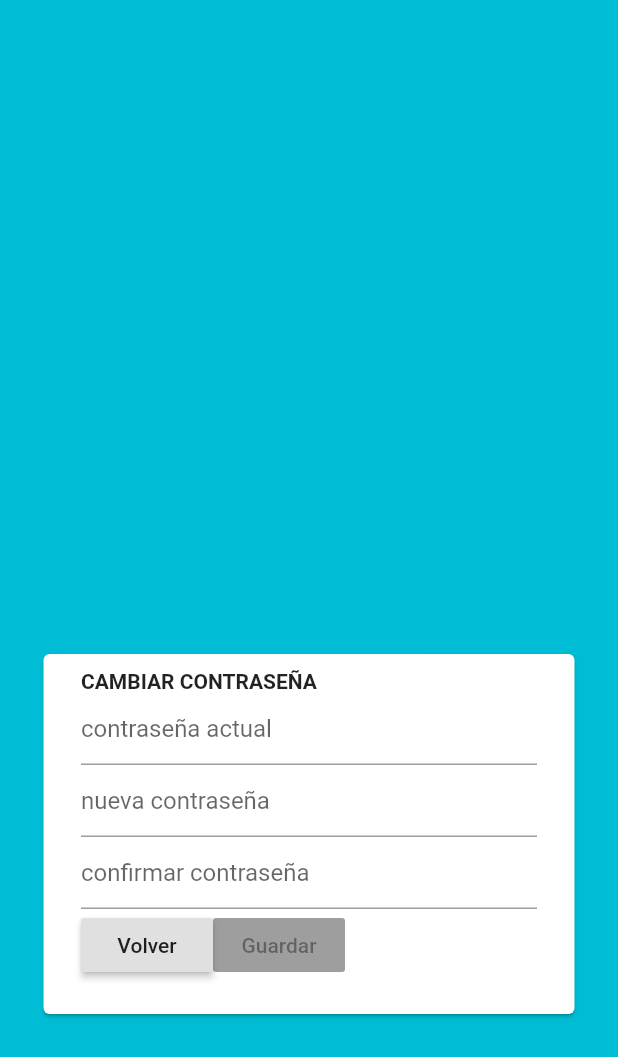
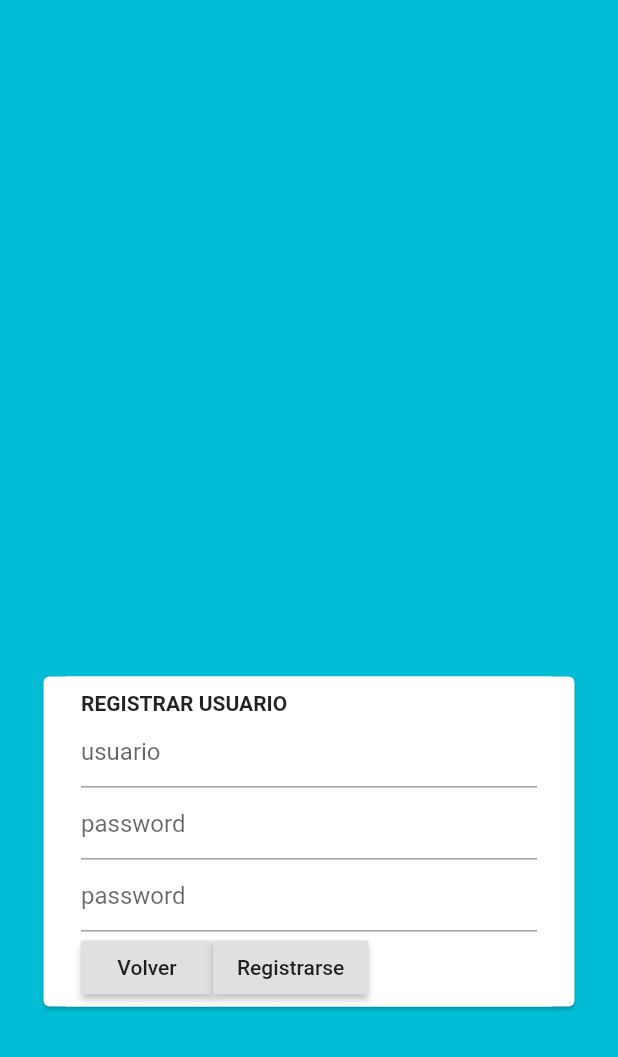
Before and after one commit to pablogarzon/flutter_login, a Flutter app: the screen it shows after launch, after a tap on "Registrarse", on a phone screen of 412 x 824 dp. Shown: the top 1057 px of the screen. Run offline on Flutter 3.47's test engine with Material 2 defaults, Android fonts, the phone set to English and light mode, and no system bars.

Commit message:
all account pages

```diff
--- a/lib/main.dart
+++ b/lib/main.dart
@@ -1,7 +1,9 @@
 import 'package:flutter/material.dart';
 import 'package:flutter_login/screens/account/login.dart';
+import 'package:flutter_login/screens/account/changePassword.dart';
+import 'package:flutter_login/screens/account/accountRecovery.dart';
+import 'package:flutter_login/screens/account/signup.dart';
 import 'package:flutter_login/screens/settings.dart';
-import 'package:flutter_login/screens/account/changePassword.dart';
 
 void main() => runApp(new MainPage());
 
@@ -59,8 +61,10 @@ class _MainPageState extends State<MainPage> {
         primarySwatch: Colors.blue,
       ),
       routes: <String, WidgetBuilder>{
+        '/accountRecovery': (BuildContext context) => new accountRecovery(),
+        '/changePassword': (BuildContext context) => new changePassword(),
         '/login': (BuildContext context) => new login(),
-        '/changePassword': (BuildContext context) => new changePassword(),
+        '/signup': (BuildContext context) => new signup(),
         '/settings': (BuildContext context) => new settings(),
       },
       home: new Scaffold(
--- a/lib/screens/account/login.dart
+++ b/lib/screens/account/login.dart
@@ -7,10 +7,7 @@ class login extends StatelessWidget{
 
   const login ({
     Key key,
-    //@required this.onSubmit,
   }): super(key: key);
-
-  //final VoidCallback onSubmit;
 
   static final TextEditingController _user = new TextEditingController();
   static final TextEditingController _password = new TextEditingController();
@@ -20,6 +17,20 @@ class login extends StatelessWidget{
 
   @override
   Widget build(BuildContext context){
+
+    _onBack(){
+      Navigator.of(context).pushNamed('/signup');
+    }
+
+    _onSubmit(){
+      if(this.userName == 'user' && this.password == "q"){
+        Navigator.of(context).pushNamed('/settings');
+      } else {
+        Scaffold.of(context).showSnackBar(new SnackBar(content: new Text("Usuario o cuenta no válidos")));
+      }
+    }
+
+
     return new accountLayout(
       new Column(
         children: <Widget>[
@@ -40,16 +51,8 @@ class login extends StatelessWidget{
           new TextField(controller: _password, decoration: new InputDecoration(hintText: "password") , obscureText: true,),
           new Row(
             children: <Widget>[
-              new RaisedButton(onPressed: (){
-                Navigator.of(context).pushNamed('/changePassword');
-              }, child: new Text("Registrarse"),),
-              new RaisedButton(onPressed: (){
-                if(this.userName == 'user' && this.password == "q"){
-                  Navigator.of(context).pushNamed('/settings');
-                } else {
-                  Scaffold.of(context).showSnackBar(new SnackBar(content: new Text("Usuario o cuenta no válidos")));
-                }
-              }, child: new Text("Ingresar"),)
+              new RaisedButton(onPressed: _onBack, child: new Text("Registrarse"),),
+              new RaisedButton(onPressed: _onSubmit, child: new Text("Ingresar"),)
             ],
           ),
         ],
--- /dev/null
+++ b/lib/screens/account/signup.dart
@@ -0,0 +1,60 @@
+import 'package:flutter/material.dart';
+import 'package:flutter/widgets.dart';
+
+import 'package:flutter_login/widgets/accountLayout.dart';
+
+class signup extends StatelessWidget{
+
+  static final TextEditingController _user = new TextEditingController();
+  static final TextEditingController _password = new TextEditingController();
+  static final TextEditingController _confirmPassword = new TextEditingController();
+
+  String get userName => _user.text;
+  String get password => _password.text;
+  String get confirmPassword => _password.text;
+
+  @override
+  Widget build(BuildContext context){
+
+    _onBack(){
+      Navigator.of(context).pushNamed('/login');
+    }
+
+    _onSubmit(){
+      if(this.userName == 'user' && this.password == "q"){
+        Navigator.of(context).pushNamed('/settings');
+      } else {
+        Scaffold.of(context).showSnackBar(new SnackBar(content: new Text("Usuario o cuenta no válidos")));
+      }
+    }
+
+
+    return new accountLayout(
+        new Column(
+          children: <Widget>[
+            new Row(
+              children: <Widget>[
+                new Container(
+                    child: new Text(
+                      "REGISTRAR USUARIO",
+                      style: new TextStyle(
+                        fontWeight: FontWeight.bold,
+                      ),
+                    )
+                ),
+              ],
+            ),
+            new TextField(controller: _user, decoration: new InputDecoration(hintText: "usuario")),
+            new TextField(controller: _password, decoration: new InputDecoration(hintText: "password") , obscureText: true,),
+            new TextField(controller: _confirmPassword, decoration: new InputDecoration(hintText: "password") , obscureText: true,),
+            new Row(
+              children: <Widget>[
+                new RaisedButton(onPressed: _onBack, child: new Text("Volver"),),
+                new RaisedButton(onPressed: _onSubmit, child: new Text("Registrarse"),)
+              ],
+            ),
+          ],
+        )
+    );
+  }
+}
--- a/lib/widgets/accountLayout.dart
+++ b/lib/widgets/accountLayout.dart
@@ -11,6 +11,7 @@ class accountLayout extends StatelessWidget {
 
   @override
   Widget build(BuildContext context) {
+
     return new Container(
       decoration: new BoxDecoration(
         color: Colors.cyan,
@@ -25,8 +26,8 @@ class accountLayout extends StatelessWidget {
                   height: 220.0,
                   width: 350.0,
                   color: Colors.white,
-                  margin:  new EdgeInsets.only(left: 15.0, right: 15.0, bottom: 20.0),
-                  padding: const EdgeInsets.all(10.0),
+                  margin:  new EdgeInsets.only(left: 15.0, right: 15.0),
+                  padding: const EdgeInsets.only(left: 10.0, top: 10.0, right: 10.0),
                   child: _page
               ),
             ),
```
Also changed, not shown: lib/screens/account/accountRecovery.dart (added, +57 -0 lines), lib/screens/account/recoveryPassword.dart (deleted), lib/screens/account/register.dart (deleted).
